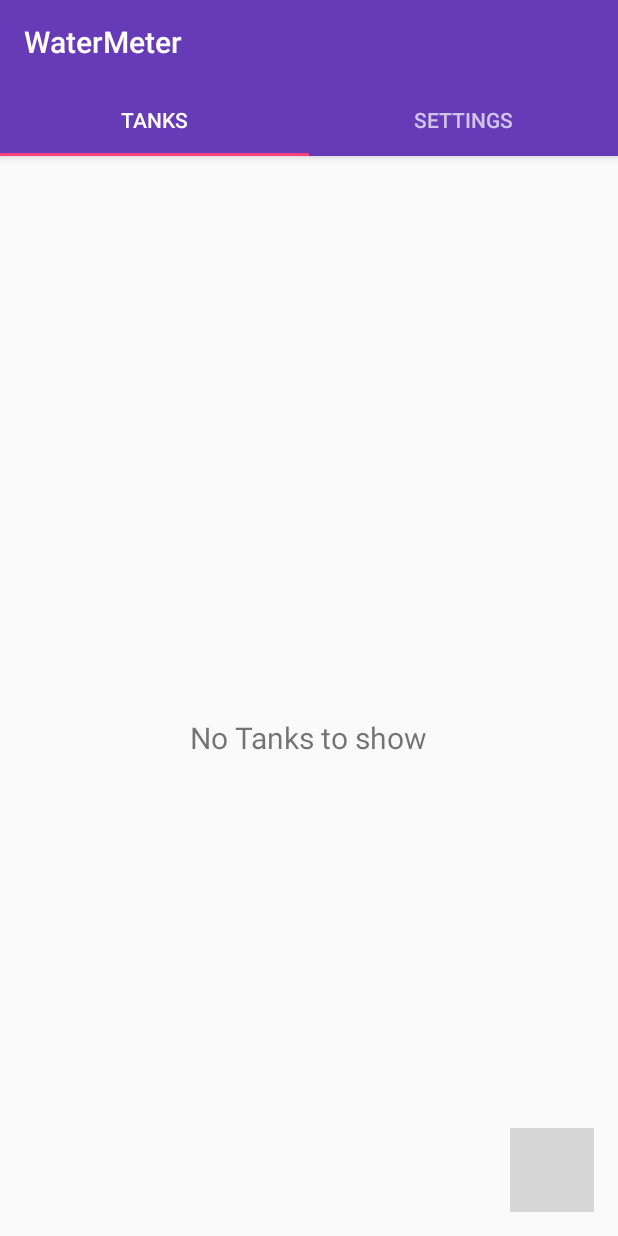
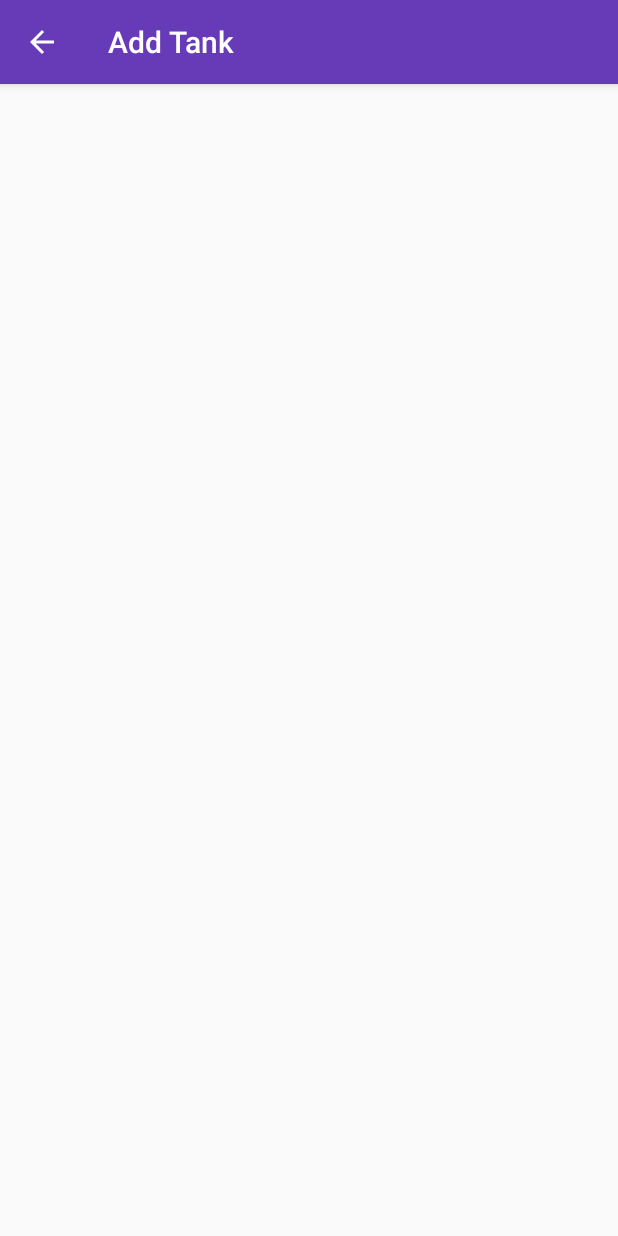
Before and after one commit to pranavshenoy/WaterMeter, an Android app: the screen it shows after launch (MainActivity before the commit, add_tank after it), after a tap on an icon or button, on a phone screen of 412 x 824 dp. Run offline under Robolectric (Android 15) with nearby library versions, the light colour scheme and no system bars; grey boxes are pictures that could not be loaded.

Commit message:
Animation to activity when FAB is clicked completed

```diff
--- a/app/src/main/java/com/slateandpencil/watermeter/MainActivity.java
+++ b/app/src/main/java/com/slateandpencil/watermeter/MainActivity.java
@@ -1,6 +1,7 @@
 package com.slateandpencil.watermeter;
 
 
+import android.content.Intent;
 import android.support.v4.app.Fragment;
 import android.support.v4.app.FragmentManager;
 import android.os.Bundle;
@@ -39,22 +40,26 @@ public class MainActivity extends AppCompatActivity {
         setupViewPager(viewPager);
         tabLayout = (TabLayout) findViewById(R.id.tabs);
         tabLayout.setupWithViewPager(viewPager);
-        viewPager.addOnPageChangeListener(new TabLayout.TabLayoutOnPageChangeListener(tabLayout){
+        fab = (FloatingActionButton) findViewById(R.id.fab);
+        fab_open = AnimationUtils.loadAnimation(getApplicationContext(), R.anim.fab_open);
+        fab_close = AnimationUtils.loadAnimation(getApplicationContext(), R.anim.fab_close);
+        fab.startAnimation(fab_open);
+        viewPager.addOnPageChangeListener(new TabLayout.TabLayoutOnPageChangeListener(tabLayout) {
             @Override
-        public void onPageSelected(int position){
-                if(position==0)
+            public void onPageSelected(int position) {
+                if (position == 0)
                     fab.startAnimation(fab_open);
                 else
                     fab.startAnimation(fab_close);
             }
         });
-        fab = (FloatingActionButton) findViewById(R.id.fab);
-        fab_open = AnimationUtils.loadAnimation(getApplicationContext(), R.anim.fab_open);
-        fab_close = AnimationUtils.loadAnimation(getApplicationContext(), R.anim.fab_close);
-        fab.startAnimation(fab_open);
         fab.setOnClickListener(new View.OnClickListener() {
             @Override
             public void onClick(View view) {
+                Intent intent=new Intent(MainActivity.this,add_tank.class);
+                startActivity(intent);
+                overridePendingTransition(R.anim.swap_in_bottom, R.anim.swap_out_bottom);
+               // finish();
 
             }
         });
--- /dev/null
+++ b/app/src/main/java/com/slateandpencil/watermeter/add_tank.java
@@ -0,0 +1,40 @@
+package com.slateandpencil.watermeter;
+
+import android.content.Intent;
+import android.os.Bundle;
+import android.support.design.widget.FloatingActionButton;
+import android.support.design.widget.Snackbar;
+import android.support.v7.app.AppCompatActivity;
+import android.support.v7.widget.Toolbar;
+import android.view.MenuItem;
+import android.view.View;
+import android.widget.Toast;
+
+public class add_tank extends AppCompatActivity {
+
+    @Override
+    protected void onCreate(Bundle savedInstanceState) {
+        super.onCreate(savedInstanceState);
+        setContentView(R.layout.activity_add_tank);
+        Toolbar toolbar = (Toolbar) findViewById(R.id.toolbar);
+        setSupportActionBar(toolbar);
+        getSupportActionBar().setDisplayHomeAsUpEnabled(true);
+        Toast.makeText(add_tank.this, "NEw activity", Toast.LENGTH_SHORT).show();
+
+    }
+    @Override
+    public boolean onOptionsItemSelected(MenuItem item){
+        Intent intent = new Intent(getApplicationContext(), MainActivity.class);
+        startActivity(intent);
+        finish();
+        overridePendingTransition(R.anim.swap_in_bottom, R.anim.swap_out_bottom);
+        return true;
+
+    }
+    @Override
+    public void onBackPressed(){
+        super.onBackPressed();
+        overridePendingTransition(R.anim.swap_in_bottom, R.anim.swap_out_bottom);
+    }
+
+}
--- /dev/null
+++ b/app/src/main/res/anim/swap_in_bottom.xml
@@ -0,0 +1,17 @@
+<?xml version="1.0" encoding="utf-8"?>
+<set xmlns:android="http://schemas.android.com/apk/res/android"
+    android:interpolator="@android:anim/decelerate_interpolator"
+    android:startOffset="50"
+    android:zAdjustment="top"
+    android:duration="@android:integer/config_mediumAnimTime">
+    <alpha
+
+        android:fromAlpha="0.0"
+        android:toAlpha="1.0" />
+
+    <translate
+
+        android:fromYDelta="50.0%p"
+        android:toYDelta="0.0" />
+
+</set>
--- /dev/null
+++ b/app/src/main/res/anim/swap_out_bottom.xml
@@ -0,0 +1,24 @@
+<?xml version="1.0" encoding="utf-8"?>
+<set xmlns:android="http://schemas.android.com/apk/res/android"
+    android:interpolator="@android:anim/decelerate_interpolator"
+    android:zAdjustment="top"
+    android:duration="@android:integer/config_mediumAnimTime">
+    <scale
+        android:fromXScale="1.0"
+        android:fromYScale="1.0"
+        android:pivotX="50%p"
+        android:pivotY="50%p"
+        android:toXScale="0.9"
+        android:toYScale="0.9" />
+
+    <alpha
+        android:fromAlpha="1.0"
+        android:interpolator="@android:anim/decelerate_interpolator"
+        android:toAlpha="0.0" />
+
+    <translate
+        android:fromYDelta="0.0"
+        android:interpolator="@android:anim/accelerate_interpolator"
+        android:toYDelta="50.0%p" />
+
+</set>
--- /dev/null
+++ b/app/src/main/res/layout/activity_add_tank.xml
@@ -0,0 +1,20 @@
+<?xml version="1.0" encoding="utf-8"?>
+<android.support.design.widget.CoordinatorLayout
+    xmlns:android="http://schemas.android.com/apk/res/android"
+    xmlns:app="http://schemas.android.com/apk/res-auto"
+    xmlns:tools="http://schemas.android.com/tools" android:layout_width="match_parent"
+    android:layout_height="match_parent" android:fitsSystemWindows="true"
+    tools:context="com.slateandpencil.watermeter.add_tank">
+
+    <android.support.design.widget.AppBarLayout android:layout_height="wrap_content"
+        android:layout_width="match_parent" android:theme="@style/AppTheme.AppBarOverlay">
+
+        <android.support.v7.widget.Toolbar android:id="@+id/toolbar"
+            android:layout_width="match_parent" android:layout_height="?attr/actionBarSize"
+            android:background="?attr/colorPrimary" app:popupTheme="@style/AppTheme.PopupOverlay" />
+
+    </android.support.design.widget.AppBarLayout>
+
+    <include layout="@layout/content_add_tank" />
+
+</android.support.design.widget.CoordinatorLayout>
--- /dev/null
+++ b/app/src/main/res/layout/content_add_tank.xml
@@ -0,0 +1,12 @@
+<?xml version="1.0" encoding="utf-8"?>
+<RelativeLayout xmlns:android="http://schemas.android.com/apk/res/android"
+    xmlns:tools="http://schemas.android.com/tools"
+    xmlns:app="http://schemas.android.com/apk/res-auto" android:layout_width="match_parent"
+    android:layout_height="match_parent" android:paddingLeft="@dimen/activity_horizontal_margin"
+    android:paddingRight="@dimen/activity_horizontal_margin"
+    android:paddingTop="@dimen/activity_vertical_margin"
+    android:paddingBottom="@dimen/activity_vertical_margin"
+    app:layout_behavior="@string/appbar_scrolling_view_behavior"
+    tools:showIn="@layout/activity_add_tank" tools:context="com.slateandpencil.watermeter.add_tank">
+
+</RelativeLayout>
--- a/app/src/main/res/values/strings.xml
+++ b/app/src/main/res/values/strings.xml
@@ -1,4 +1,5 @@
 <resources>
     <string name="app_name">WaterMeter</string>
     <string name="action_settings">Settings</string>
+    <string name="title_activity_add_tank">Add Tank</string>
 </resources>
```
Also changed, not shown: app/src/main/AndroidManifest.xml (+9 -0 lines), app/src/main/res/anim/rotate_backward.xml (deleted, +0 -11 lines), app/src/main/res/anim/rotate_forward.xml (deleted, +0 -11 lines).
